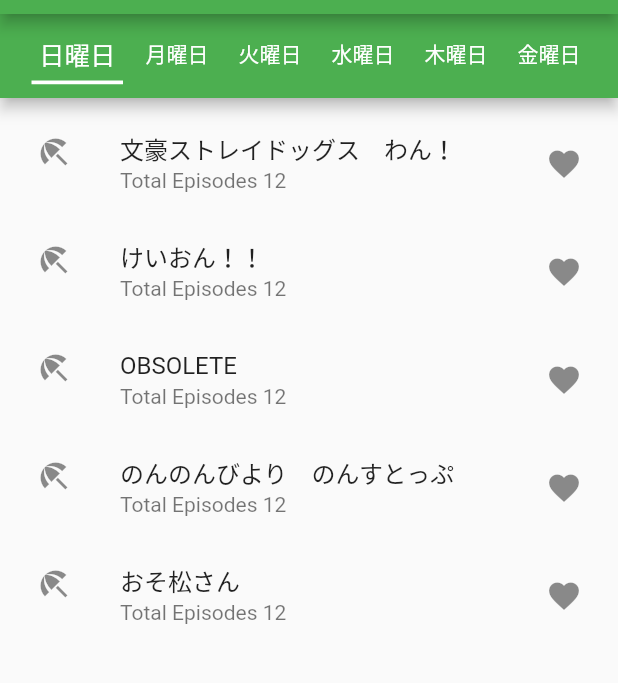
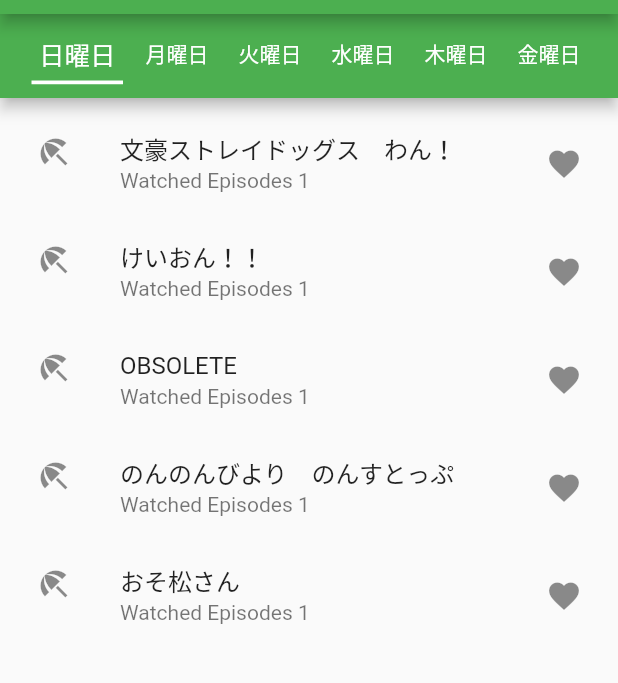
Before and after one commit to wakabayashiryo/anime_manage_app, a Flutter app: the screen it shows after launch, on a phone screen of 412 x 824 dp, the part 70-753 px from its top. Run offline on Flutter 3.47's test engine with Material 2 defaults, Android fonts, the phone set to English and light mode, and no system bars; our stand-ins replace sqflite; accounts and stored records are empty.

Commit message:
remove totalEpisode variable

```diff
--- a/anime_manage_app/lib/database.dart
+++ b/anime_manage_app/lib/database.dart
@@ -4,20 +4,18 @@ import 'package:flutter/material.dart';
 class ProgramInformation {
   int? id;
   String? title;
-  int? totalEpisode;
   int? weekDays;
   List<bool>? progress = [];
 
   @override
   String toString() {
-    return '{ ${this.id} ${this.title}, ${this.weekDays}, ${this.totalEpisode}, ${this.progress} }';
+    return '{ ${this.id} ${this.title}, ${this.weekDays}, ${this.progress} }';
   }
 
   Map<String, dynamic> toMap() {
     return {
       'id': id,
       'title': title,
-      'totalEpisode': totalEpisode,
       'weekDays': weekDays,
       'progress': '$progress' //Convert String Data for sqflite
     };
@@ -44,13 +42,12 @@ class ProgramInformation {
   ProgramInformation.fromMapObject(Map<String, dynamic> map) {
     this.id = map['id'];
     this.title = map['title'];
-    this.totalEpisode = map['totalEpisode'];
     this.weekDays = map['weekDays'];
     this.progress = fromBoolString2List(map['progress']);
   }
 
   ProgramInformation(
-      {this.id, this.title, this.weekDays, this.totalEpisode, this.progress});
+      {this.id, this.title, this.weekDays, this.progress});
 }
 
 class ProgramInfoModel with ChangeNotifier {
@@ -63,27 +60,22 @@ class ProgramInfoModel with ChangeNotifier {
     _listData.add(ProgramInformation(
         title: '文豪ストレイドッグス　わん！',
         weekDays: DateTime.sunday,
-        totalEpisode: 12,
         progress: [false]));
     _listData.add(ProgramInformation(
         title: 'けいおん！！',
         weekDays: DateTime.sunday,
-        totalEpisode: 12,
         progress: [false]));
     _listData.add(ProgramInformation(
         title: 'OBSOLETE',
         weekDays: DateTime.sunday,
-        totalEpisode: 12,
         progress: [false]));
     _listData.add(ProgramInformation(
         title: 'のんのんびより　のんすとっぷ',
         weekDays: DateTime.sunday,
-        totalEpisode: 12,
         progress: [false]));
     _listData.add(ProgramInformation(
         title: 'おそ松さん',
         weekDays: DateTime.sunday,
-        totalEpisode: 12,
         progress: [false]));
   }
 
@@ -94,14 +86,12 @@ class ProgramInfoModel with ChangeNotifier {
   }
 
   void createTitle(ProgramInformation data) {
-    // _listData.add(data);
     dbHelper.insert(data);
     refreshData();
     notifyListeners();
   }
 
   void deleteTitle(int index) {
-    // _listData.remove(index);
     dbHelper.delete(index);
     refreshData();
     notifyListeners();
@@ -133,191 +123,191 @@ class ProgramInfoModel with ChangeNotifier {
 //     title: '文豪ストレイドッグス　わん！',
 //     weekDays: DateTime.sunday,
 //     totalEpisode: 12,
-//     progress: List<bool>.filled(12, false)));
+//     progress: [false]));
 // _listData.add(ProgramInformation(
 //     title: 'けいおん！！',
 //     weekDays: DateTime.sunday,
 //     totalEpisode: 12,
-//     progress: List<bool>.filled(12, false)));
+//     progress: [false]));
 // _listData.add(ProgramInformation(
 //     title: 'OBSOLETE',
 //     weekDays: DateTime.sunday,
 //     totalEpisode: 12,
-//     progress: List<bool>.filled(12, false)));
+//     progress: [false]));
 // _listData.add(ProgramInformation(
 //     title: 'のんのんびより　のんすとっぷ',
 //     weekDays: DateTime.sunday,
 //     totalEpisode: 12,
-//     progress: List<bool>.filled(12, false)));
+//     progress: [false]));
 // _listData.add(ProgramInformation(
 //     title: 'おそ松さん',
 //     weekDays: DateTime.sunday,
 //     totalEpisode: 12,
-//     progress: List<bool>.filled(12, false)));
+//     progress: [false]));
 
 // //Monday
 // _listData.add(ProgramInformation(
 //     title: '進撃の巨人 The Final Season',
 //     weekDays: DateTime.monday,
 //     totalEpisode: 12,
-//     progress: List<bool>.filled(12, false)));
+//     progress: [false]));
 // _listData.add(ProgramInformation(
 //     title: '7SEED',
 //     weekDays: DateTime.monday,
 //     totalEpisode: 12,
-//     progress: List<bool>.filled(12, false)));
+//     progress: [false]));
 // _listData.add(ProgramInformation(
 //     title: 'SHIROBAKO',
 //     weekDays: DateTime.monday,
 //     totalEpisode: 12,
-//     progress: List<bool>.filled(12, false)));
+//     progress: [false]));
 // _listData.add(ProgramInformation(
 //     title: 'シュタインズゲート',
 //     weekDays: DateTime.monday,
 //     totalEpisode: 12,
-//     progress: List<bool>.filled(12, false)));
+//     progress: [false]));
 // _listData.add(ProgramInformation(
 //     title: 'ウマ娘　プリティーダービー　Season 2',
 //     weekDays: DateTime.monday,
 //     totalEpisode: 12,
-//     progress: List<bool>.filled(12, false)));
+//     progress: [false]));
 
 // //tuesday
 // _listData.add(ProgramInformation(
 //     title: '裏世界ピクニック',
 //     weekDays: DateTime.tuesday,
 //     totalEpisode: 12,
-//     progress: List<bool>.filled(12, false)));
+//     progress: [false]));
 // _listData.add(ProgramInformation(
 //     title: 'はたらく細胞!!',
 //     weekDays: DateTime.tuesday,
 //     totalEpisode: 12,
-//     progress: List<bool>.filled(12, false)));
+//     progress: [false]));
 // _listData.add(ProgramInformation(
 //     title: 'はたらく細胞BLACK',
 //     weekDays: DateTime.tuesday,
 //     totalEpisode: 12,
-//     progress: List<bool>.filled(12, false)));
+//     progress: [false]));
 // _listData.add(ProgramInformation(
 //     title: 'ワールドウィッチーズ発進しますっ!',
 //     weekDays: DateTime.tuesday,
 //     totalEpisode: 12,
-//     progress: List<bool>.filled(12, false)));
+//     progress: [false]));
 // _listData.add(ProgramInformation(
 //     title: 'ワンダーエッグ・プライオリティ',
 //     weekDays: DateTime.tuesday,
 //     totalEpisode: 12,
-//     progress: List<bool>.filled(12, false)));
+//     progress: [false]));
 // _listData.add(ProgramInformation(
 //     title: 'Re:ゼロから始めるい世界生活 第2期',
 //     weekDays: DateTime.tuesday,
 //     totalEpisode: 12,
-//     progress: List<bool>.filled(12, false)));
+//     progress: [false]));
 
 // //Wednesday
 // _listData.add(ProgramInformation(
 //     title: '七つの大罪憤怒の審判',
 //     weekDays: DateTime.wednesday,
 //     totalEpisode: 12,
-//     progress: List<bool>.filled(12, false)));
+//     progress: [false]));
 // _listData.add(ProgramInformation(
 //     title: 'ゆるキャン△ SEASON2',
 //     weekDays: DateTime.wednesday,
 //     totalEpisode: 12,
-//     progress: List<bool>.filled(12, false)));
+//     progress: [false]));
 // _listData.add(ProgramInformation(
 //     title: '約束のネバーランド Season2',
 //     weekDays: DateTime.wednesday,
 //     totalEpisode: 12,
-//     progress: List<bool>.filled(12, false)));
+//     progress: [false]));
 // _listData.add(ProgramInformation(
 //     title: '弱キャラ友崎くん',
 //     weekDays: DateTime.wednesday,
 //     totalEpisode: 12,
-//     progress: List<bool>.filled(12, false)));
+//     progress: [false]));
 // _listData.add(ProgramInformation(
 //     title: 'アズールレーン　びそくぜんしんっ!',
 //     weekDays: DateTime.wednesday,
 //     totalEpisode: 12,
-//     progress: List<bool>.filled(12, false)));
+//     progress: [false]));
 // _listData.add(ProgramInformation(
 //     title: '転生したらスライムだった件　第２期　第１部',
 //     weekDays: DateTime.wednesday,
 //     totalEpisode: 12,
-//     progress: List<bool>.filled(12, false)));
+//     progress: [false]));
 
 // //Thursday
 // _listData.add(ProgramInformation(
 //     title: 'BEASTARS 第２期',
 //     weekDays: DateTime.thursday,
 //     totalEpisode: 12,
-//     progress: List<bool>.filled(12, false)));
+//     progress: [false]));
 // _listData.add(ProgramInformation(
 //     title: 'ホリミヤ',
 //     weekDays: DateTime.thursday,
 //     totalEpisode: 12,
-//     progress: List<bool>.filled(12, false)));
+//     progress: [false]));
 // _listData.add(ProgramInformation(
 //     title: '宇宙よりも遠い場所',
 //     weekDays: DateTime.thursday,
 //     totalEpisode: 12,
-//     progress: List<bool>.filled(12, false)));
+//     progress: [false]));
 // _listData.add(ProgramInformation(
 //     title: '八十亀ちゃんかんさつにっき　３さつめ',
 //     weekDays: DateTime.thursday,
 //     totalEpisode: 12,
-//     progress: List<bool>.filled(12, false)));
+//     progress: [false]));
 
 // //Friday
 // _listData.add(ProgramInformation(
 //     title: '五等分の花嫁ff',
 //     weekDays: DateTime.friday,
 //     totalEpisode: 12,
-//     progress: List<bool>.filled(12, false)));
+//     progress: [false]));
 // _listData.add(ProgramInformation(
 //     title: '天地創造デザイン部',
 //     weekDays: DateTime.friday,
 //     totalEpisode: 12,
-//     progress: List<bool>.filled(12, false)));
+//     progress: [false]));
 // _listData.add(ProgramInformation(
 //     title: 'ゲキドル',
 //     weekDays: DateTime.friday,
 //     totalEpisode: 12,
-//     progress: List<bool>.filled(12, false)));
+//     progress: [false]));
 // _listData.add(ProgramInformation(
 //     title: 'ガンゲイル・オンライン',
 //     weekDays: DateTime.friday,
 //     totalEpisode: 12,
-//     progress: List<bool>.filled(12, false)));
+//     progress: [false]));
 // _listData.add(ProgramInformation(
 //     title: 'ガウリール・ドロップアウト',
 //     weekDays: DateTime.friday,
 //     totalEpisode: 12,
-//     progress: List<bool>.filled(12, false)));
+//     progress: [false]));
 
 // //Saturday
 // _listData.add(ProgramInformation(
 //     title: '無職転生　〜異世界行ったら本気だす〜',
 //     weekDays: DateTime.saturday,
 //     totalEpisode: 12,
-//     progress: List<bool>.filled(12, false)));
+//     progress: [false]));
 // _listData.add(ProgramInformation(
 //     title: 'きんいろもざいく',
 //     weekDays: DateTime.saturday,
 //     totalEpisode: 12,
-//     progress: List<bool>.filled(12, false)));
+//     progress: [false]));
 // _listData.add(ProgramInformation(
 //     title: '呪術廻戦',
 //     weekDays: DateTime.saturday,
 //     totalEpisode: 12,
-//     progress: List<bool>.filled(12, false)));
+//     progress: [false]));
 // _listData.add(ProgramInformation(
 //     title: '<物語>シリーズ　セカンドシーズン',
 //     weekDays: DateTime.saturday,
 //     totalEpisode: 12,
-//     progress: List<bool>.filled(12, false)));
+//     progress: [false]));
 // _listData.add(ProgramInformation(
 //     title: '蜘蛛ですが、なにか?',
 //     weekDays: DateTime.saturday,
 //     totalEpisode: 12,
-//     progress: List<bool>.filled(12, false)));
+//     progress: [false]));
--- a/anime_manage_app/lib/database_helper.dart
+++ b/anime_manage_app/lib/database_helper.dart
@@ -8,7 +8,7 @@ import 'database.dart';
 class DatabaseHelper {
   final String tableName = "titleData";
   int? version = 1;
-  final String tableStructure = 'id INTEGER PRIMARY KEY, title TEXT, totalEpisode INTEGER, weekDays INTEGER, progress TEXT';
+  final String tableStructure = 'id INTEGER PRIMARY KEY, title TEXT,weekDays INTEGER, progress TEXT';
 
   // make this a singleton class
   DatabaseHelper._createInstance();
--- a/anime_manage_app/lib/program_checklist.dart
+++ b/anime_manage_app/lib/program_checklist.dart
@@ -69,7 +69,7 @@ class ProgramListWeekDay extends StatelessWidget {
               leading: Icon(Icons.beach_access), //<=change TV icon
               title: Text("${_titleList?[index].title}"),
               subtitle:
-                  Text('Total Episodes ${_titleList?[index].totalEpisode}'),
+                  Text('Watched Episodes ${_titleList?[index].progress!.length}'),
               trailing: Icon(Icons.favorite),
               onTap: () {
                 Navigator.of(context).push(MaterialPageRoute<void>(
```
